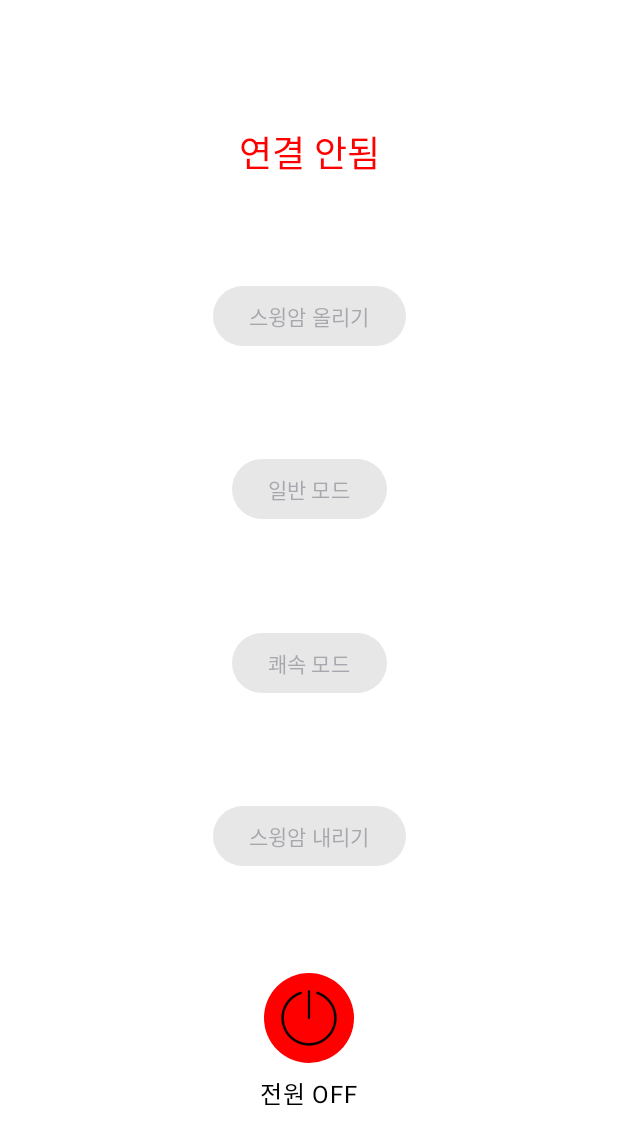
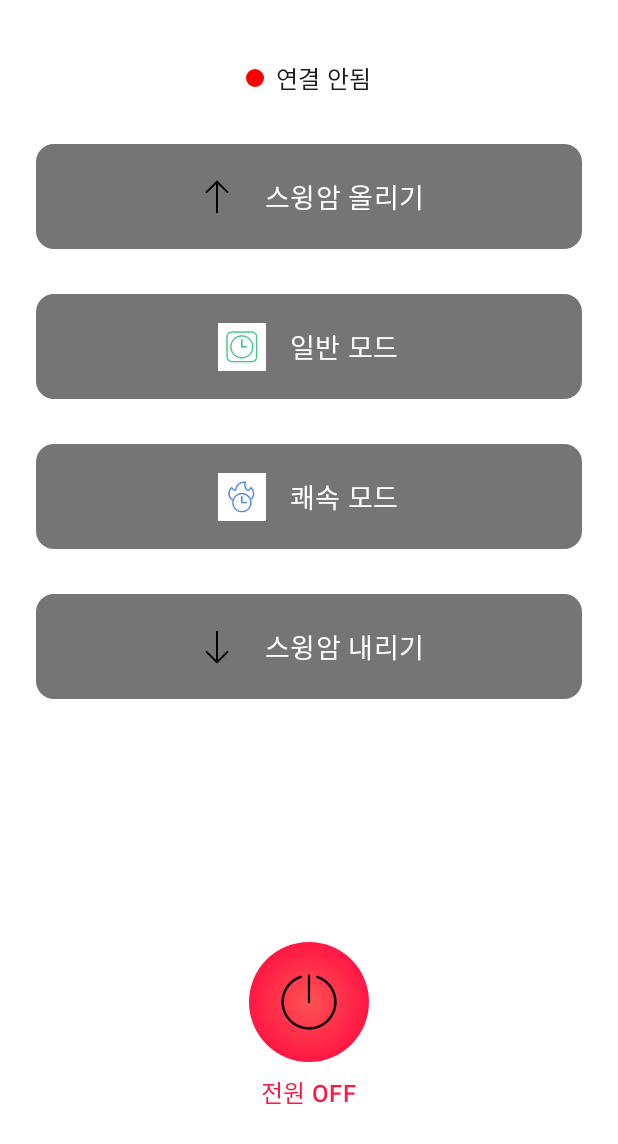
Before and after one commit to lth0422/shoe_cleaner, an Android app built with Jetpack Compose: the screen it shows after launch (MainActivity), on a phone screen of 412 x 824 dp. Shown: the top 1144 px of the screen. Run offline under Robolectric (Android 15) with nearby library versions, the phone set to English and light mode, and no system bars.

Commit message:
Fianal code upload - chane Android UI and optimize Arduino code

```diff
--- a/Android/app/src/main/java/com/example/shoecleaner/MainActivity.kt
+++ b/Android/app/src/main/java/com/example/shoecleaner/MainActivity.kt
@@ -293,63 +293,90 @@ fun ShoeCleanerControl(
     Column(
         modifier = Modifier
             .fillMaxSize()
-            .padding(16.dp)
+            .padding(24.dp)
             .background(Color.White),
         horizontalAlignment = Alignment.CenterHorizontally,
         verticalArrangement = Arrangement.SpaceEvenly
     ) {
-        Text(
-            text = if (isConnected) "연결됨" else "연결 안됨",
-            color = if (isConnected) Color.Green else Color.Red,
-            style = MaterialTheme.typography.headlineSmall
-        )
-
-        Button(
-            onClick = { onButtonClick("SWING_UP") },
-            enabled = isConnected && currentState == MainActivity.DeviceState.INITIAL,
-            colors = ButtonDefaults.buttonColors(containerColor = Color.LightGray),
-            shape = CircleShape
+        // 연결 상태 표시
+        Box(
+            modifier = Modifier
+                .fillMaxWidth()
+                .padding(vertical = 16.dp),
+            contentAlignment = Alignment.Center
         ) {
-            Text("스윙암 올리기")
+            Row(
+                verticalAlignment = Alignment.CenterVertically,
+                horizontalArrangement = Arrangement.spacedBy(8.dp)
+            ) {
+                Box(
+                    modifier = Modifier
+                        .size(12.dp)
+                        .background(if (isConnected) Color.Green else Color.Red, CircleShape)
+                )
+                Text(
+                    text = if (isConnected) "연결됨" else "연결 안됨",
+                    style = MaterialTheme.typography.titleMedium
+                )
+            }
         }
 
-        Button(
-            onClick = { onButtonClick("NORMAL_MODE") },
-            enabled = isConnected && currentState == MainActivity.DeviceState.ARM_UP,
-            colors = ButtonDefaults.buttonColors(containerColor = Color.LightGray),
-            shape = CircleShape
+        Spacer(modifier = Modifier.height(16.dp))
+
+        // 메인 컨트롤 버튼들
+        Column(
+            horizontalAlignment = Alignment.CenterHorizontally,
+            verticalArrangement = Arrangement.spacedBy(30.dp),
+            modifier = Modifier.weight(1f)
         ) {
-            Text("일반 모드")
+            CustomControlButton(
+                text = "스윙암 올리기",
+                icon = R.drawable.swing_up,
+                enabled = isConnected && currentState == MainActivity.DeviceState.INITIAL,
+                onClick = { onButtonClick("SWING_UP") }
+            )
+
+            CustomControlButton(
+                text = "일반 모드",
+                icon = R.drawable.normal_mode,
+                enabled = isConnected && currentState == MainActivity.DeviceState.ARM_UP,
+                onClick = { onButtonClick("NORMAL_MODE") }
+            )
+
+            CustomControlButton(
+                text = "쾌속 모드",
+                icon = R.drawable.speed_mode,
+                enabled = isConnected && currentState == MainActivity.DeviceState.ARM_UP,
+                onClick = { onButtonClick("QUICK_MODE") }
+            )
+
+            CustomControlButton(
+                text = "스윙암 내리기",
+                icon = R.drawable.swing_down,
+                enabled = isConnected && currentState == MainActivity.DeviceState.CLEANING_DONE,
+                onClick = { onButtonClick("SWING_DOWN") }
+            )
         }
 
-        Button(
-            onClick = { onButtonClick("QUICK_MODE") },
-            enabled = isConnected && currentState == MainActivity.DeviceState.ARM_UP,
-            colors = ButtonDefaults.buttonColors(containerColor = Color.LightGray),
-            shape = CircleShape
-        ) {
-            Text("쾌속 모드")
-        }
+        Spacer(modifier = Modifier.height(32.dp))
 
-        Button(
-            onClick = { onButtonClick("SWING_DOWN") },
-            enabled = isConnected && currentState == MainActivity.DeviceState.CLEANING_DONE,
-            colors = ButtonDefaults.buttonColors(containerColor = Color.LightGray),
-            shape = CircleShape
-        ) {
-            Text("스윙암 내리기")
-        }
-
+        // 전원 버튼
         Column(
             horizontalAlignment = Alignment.CenterHorizontally,
-            verticalArrangement = Arrangement.spacedBy(8.dp)
+            verticalArrangement = Arrangement.spacedBy(8.dp),
+            modifier = Modifier.padding(bottom = 60.dp)
         ) {
             IconButton(
                 onClick = { onButtonClick("POWER_OFF") },
                 enabled = isConnected,
                 modifier = Modifier
-                    .size(60.dp)
-                    .background(Color.Red, CircleShape)
+                    .size(80.dp)
+                    .background(
+                        brush = Brush.radialGradient(
+                            colors = listOf(Color(0xFFFF5252), Color(0xFFFF1744))
+                        ),
+                        shape = CircleShape
+                    )
             ) {
                 Image(
                     painter = painterResource(id = R.drawable.poweroff),
@@ -357,12 +384,50 @@ fun ShoeCleanerControl(
                     modifier = Modifier.size(40.dp)
                 )
             }
-
             Text(
                 text = "전원 OFF",
-                fontSize = 16.sp,
-                color = Color.Black
+                style = MaterialTheme.typography.titleMedium,
+                color = Color(0xFFFF1744)
             )
         }
     }
 }
+
+@Composable
+private fun CustomControlButton(
+    text: String,
+    icon: Int,
+    enabled: Boolean,
+    onClick: () -> Unit
+) {
+    Button(
+        onClick = onClick,
+        enabled = enabled,
+        modifier = Modifier
+            .fillMaxWidth()
+            .height(70.dp),
+        colors = ButtonDefaults.buttonColors(
+            containerColor = if (enabled) Color(0xFF2196F3) else Color(0xFF757575),
+            contentColor = Color.White,
+            disabledContainerColor = Color(0xFF757575),
+            disabledContentColor = Color.White
+        ),
+        shape = MaterialTheme.shapes.medium
+    ) {
+        Row(
+            horizontalArrangement = Arrangement.spacedBy(16.dp),
+            verticalAlignment = Alignment.CenterVertically
+        ) {
+            Image(
+                painter = painterResource(id = icon),
+                contentDescription = null,
+                modifier = Modifier.size(32.dp)
+            )
+            Text(
+                text = text,
+                style = MaterialTheme.typography.titleMedium,
+                fontSize = 18.sp
+            )
+        }
+    }
+}
```
Also changed, not shown: Android/app/src/main/res/drawable/normal_mode.png (added), Android/app/src/main/res/drawable/speed_mode.png (added), Android/app/src/main/res/drawable/swing_down.png (added), Android/app/src/main/res/drawable/swing_up.png (added), 1 other file.
